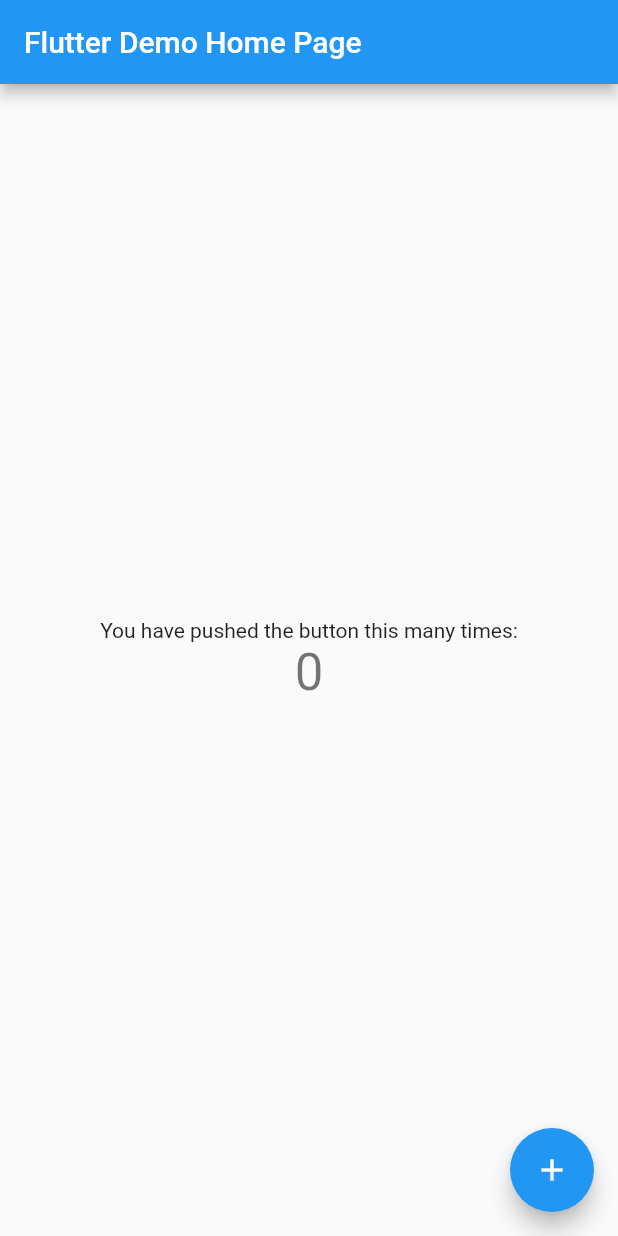
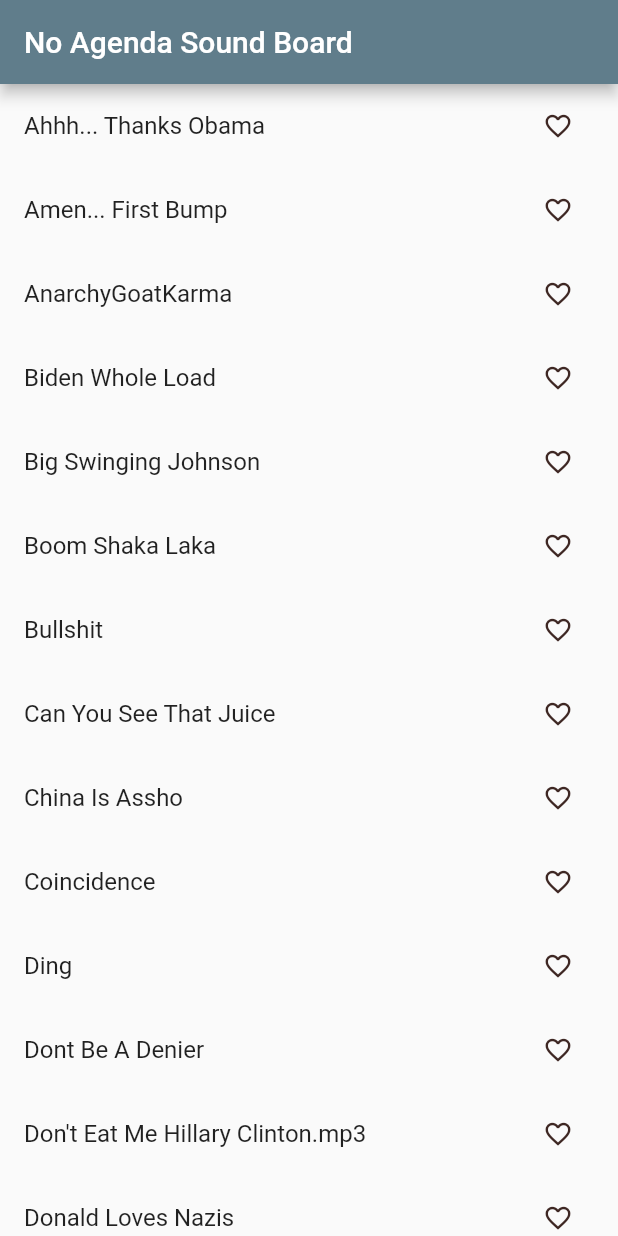
Before and after one commit to rverderber/na_sounds, a Flutter app: the screen it shows after launch, on a phone screen of 412 x 824 dp. Run offline on Flutter 3.47's test engine with Material 2 defaults, Android fonts, the phone set to English and light mode, and no system bars; our stand-ins replace audioplayers.

Commit message:
fixed main

```diff
--- a/lib/main.dart
+++ b/lib/main.dart
@@ -1,113 +1,140 @@
+import 'package:audioplayers/audio_cache.dart';
 import 'package:flutter/material.dart';
 
 void main() {
-  runApp(MyApp());
+  runApp(MyApp()); //run the application
+}
+
+class NoAgendaSound {
+  final String name;
+  final String filename;
+  NoAgendaSound(this.name, this.filename);
+  static List<NoAgendaSound> fetchAll() {
+    return [
+      NoAgendaSound('Ahhh... Thanks Obama', 'AhhhThanksObama.mp3'),
+      NoAgendaSound("Amen... First Bump", "AmenFistBump.mp3"),
+      NoAgendaSound('AnarchyGoatKarma', 'AnarchyAnarchyAnarchyGoatKarma.mp3'),
+      NoAgendaSound('Biden Whole Load', 'BidenWholeLoad.mp3'),
+      NoAgendaSound('Big Swinging Johnson', 'BigSwingingJohnson.mp3'),
+      NoAgendaSound("Boom Shaka Laka", "BoomShakalakaGirl.mp3"),
+      NoAgendaSound('Bullshit', 'Bullshit.mp3'),
+      NoAgendaSound("Can You See That Juice", "CanYouSeeThatJuice.mp3"),
+      NoAgendaSound('China Is Assho', 'ChinaIsAssho.mp3'),
+      NoAgendaSound('Coincidence', 'Coincidence.mp3'),
+      NoAgendaSound('Ding', 'Ding.mp3'),
+      NoAgendaSound('Dont Be A Denier', 'DontBeADenier.mp3'),
+      NoAgendaSound('Don\'t Eat Me Hillary Clinton.mp3',
+          'Don\'t Eat Me Hillary Clinton.mp3'),
+      NoAgendaSound('Donald Loves Nazis', 'DonaldLovesNazis.mp3'),
+      NoAgendaSound('Dont Look Over Here', 'DontLookOverHere.mp3'),
+      NoAgendaSound('Douchebag', 'Douchebag.mp3'),
+      NoAgendaSound("dvorak.org/na", "dvorak-dot-org-slash-na-8bit.mp3"),
+      NoAgendaSound('Dvorak Scam', 'DvorakScam.mp3'),
+      NoAgendaSound(
+          'Everyone Hug And Share A Secret', 'EveryoneHugAndShareASecret.mp3'),
+      NoAgendaSound('Fact Check False', 'FactCheckFalse.mp3'),
+      NoAgendaSound('Fear Is Freedom', 'FearIsFreedom.mp3'),
+      NoAgendaSound('Fletcher UBER!', 'Fletcher_UBER.mp3'),
+      NoAgendaSound('Good Try Scumbag Sweep', 'GoodTryScumbagSweep.mp3'),
+      NoAgendaSound('Glitch', 'GlitchGlitchGlitch.mp3'),
+      NoAgendaSound('Hey Citizen', 'Hey Citizen.mp3'),
+      NoAgendaSound("Hot Pockets", "Hot Pockets.mp3"),
+      NoAgendaSound('Its MF Science Time', 'ItsMFScienceTime.mp3'),
+      NoAgendaSound("In The Morning", "In The Morning.mp3"),
+      NoAgendaSound('Ive Got Information', 'IveGotInformation.mp3'),
+      NoAgendaSound('I Love Bugs', 'ILoveBugs.mp3'),
+      NoAgendaSound('JCD Pet Peeve', 'JCDPetPeeve.mp3'),
+      NoAgendaSound('Jobs', 'Jobs.mp3'),
+      NoAgendaSound('Less Than 10 Minutes', 'LessThan10Mins.mp3'),
+      NoAgendaSound('Look at that Juice', 'LookAtThatJuice.mp3'),
+      NoAgendaSound('Mac N Cheese', 'MacNCheeseJingle.mp3'),
+      NoAgendaSound(
+          'Magincal Shape Shifting Jews', 'MagicalShapeShiftingJews.mp3'),
+      NoAgendaSound('Manning Money Shot (Short)', 'ManningMoneyShot.mp3'),
+      NoAgendaSound('Manning Money Shot (Long)', 'ManningMoneyShotLong.mp3'),
+      NoAgendaSound('My Millennials Stay Woke', 'MyMillennialsStayWoke.mp3'),
+      NoAgendaSound('Nein Nein Nein', 'NeinNeinNein.mp3'),
+      NoAgendaSound('Obama Phone', 'ObamaPhone.mp3'),
+      NoAgendaSound("OMG That's Amazing", "OMGAmazing.mp3"),
+      NoAgendaSound('Pretty Good', 'PrettyGood.mp3'),
+      NoAgendaSound('Putin!', 'Putin.mp3'),
+      NoAgendaSound('Putin on the Ritz', 'PutinOnTheRitz.mp3'),
+      NoAgendaSound('Raven Receda', 'Raven_Receda.mp3'),
+      NoAgendaSound('Resist We Much', 'ResistWeMuch.mp3'),
+      NoAgendaSound(
+          'See Something Say Something', 'See Something Say Something.mp3'),
+      NoAgendaSound('Serice Goat Karam', 'ServiceGoatKarma.mp3'),
+      NoAgendaSound(
+          "Shut Up Already It's Science", "Shut Up Already It's Science.mp3"),
+      NoAgendaSound('Shut up Slave', 'Shut Up Slave Lizzy.mp3'),
+      NoAgendaSound(
+          'Somebodys Getting Cornholed', 'SomebodysGettingCornholed.mp3'),
+      NoAgendaSound('Squirrel', 'Squirrel.mp3'),
+      NoAgendaSound('Stay Woke', 'StayWoke.mp3'),
+      NoAgendaSound('Step the Hammering', 'StopTheHammering.mp3'),
+      NoAgendaSound('Thank you for Your Courage', 'ThankYouForYourCourage.mp3'),
+      NoAgendaSound('That\'s True', 'ThatsTrue.mp3'),
+      NoAgendaSound('Team America', 'TheAmericaTeam.mp3'),
+      NoAgendaSound('Theremin', 'Theremin.mp3'),
+      NoAgendaSound('Too Delicious to Believe', 'Too-Delicious.mp3'),
+      NoAgendaSound('Two to the Head', '2tth.mp3'),
+      NoAgendaSound('Weeeeeee', 'Weeeee.mp3'),
+      NoAgendaSound('We\'re All Gonna Die', 'WereAllGonnaDie.mp3'),
+      NoAgendaSound('We Told You So!', 'WeToldYouSoOnNoAgenda.mp3'),
+      NoAgendaSound('We Won\'t Be Trumped', 'WeWontBeTrumped.mp3'),
+      NoAgendaSound('What Have You Done', 'WhatHaveYouDone.mp3'),
+      NoAgendaSound(
+          'Whoop Em With The Constitution', 'WhoopEmWithTheConstitution.mp3'),
+      NoAgendaSound('Wow I\'m Really High', 'WowIAmReallyHigh.mp3'),
+      NoAgendaSound('Yay', 'Yay.mp3'),
+      NoAgendaSound('You\'ve Got Karma', 'Youve Got Karma.mp3')
+    ];
+  }
 }
 
 class MyApp extends StatelessWidget {
-  // This widget is the root of your application.
   @override
   Widget build(BuildContext context) {
     return MaterialApp(
-      title: 'Flutter Demo',
+      title: 'No Agenda Sound Board',
       theme: ThemeData(
-        // This is the theme of your application.
-        //
-        // Try running your application with "flutter run". You'll see the
-        // application has a blue toolbar. Then, without quitting the app, try
-        // changing the primarySwatch below to Colors.green and then invoke
-        // "hot reload" (press "r" in the console where you ran "flutter run",
-        // or simply save your changes to "hot reload" in a Flutter IDE).
-        // Notice that the counter didn't reset back to zero; the application
-        // is not restarted.
-        primarySwatch: Colors.blue,
+        primarySwatch: Colors.blueGrey,
       ),
-      home: MyHomePage(title: 'Flutter Demo Home Page'),
+      home: MyHomePage(),
     );
   }
 }
 
-class MyHomePage extends StatefulWidget {
-  MyHomePage({Key key, this.title}) : super(key: key);
-
-  // This widget is the home page of your application. It is stateful, meaning
-  // that it has a State object (defined below) that contains fields that affect
-  // how it looks.
-
-  // This class is the configuration for the state. It holds the values (in this
-  // case the title) provided by the parent (in this case the App widget) and
-  // used by the build method of the State. Fields in a Widget subclass are
-  // always marked "final".
-
-  final String title;
-
-  @override
-  _MyHomePageState createState() => _MyHomePageState();
-}
-
-class _MyHomePageState extends State<MyHomePage> {
-  int _counter = 0;
-
-  void _incrementCounter() {
-    setState(() {
-      // This call to setState tells the Flutter framework that something has
-      // changed in this State, which causes it to rerun the build method below
-      // so that the display can reflect the updated values. If we changed
-      // _counter without calling setState(), then the build method would not be
-      // called again, and so nothing would appear to happen.
-      _counter++;
-    });
-  }
-
+class MyHomePage extends StatelessWidget {
   @override
   Widget build(BuildContext context) {
-    // This method is rerun every time setState is called, for instance as done
-    // by the _incrementCounter method above.
-    //
-    // The Flutter framework has been optimized to make rerunning build methods
-    // fast, so that you can just rebuild anything that needs updating rather
-    // than having to individually change instances of widgets.
+    AudioCache audioCache = new AudioCache();
     return Scaffold(
-      appBar: AppBar(
-        // Here we take the value from the MyHomePage object that was created by
-        // the App.build method, and use it to set our appbar title.
-        title: Text(widget.title),
-      ),
-      body: Center(
-        // Center is a layout widget. It takes a single child and positions it
-        // in the middle of the parent.
-        child: Column(
-          // Column is also a layout widget. It takes a list of children and
-          // arranges them vertically. By default, it sizes itself to fit its
-          // children horizontally, and tries to be as tall as its parent.
-          //
-          // Invoke "debug painting" (press "p" in the console, choose the
-          // "Toggle Debug Paint" action from the Flutter Inspector in Android
-          // Studio, or the "Toggle Debug Paint" command in Visual Studio Code)
-          // to see the wireframe for each widget.
-          //
-          // Column has various properties to control how it sizes itself and
-          // how it positions its children. Here we use mainAxisAlignment to
-          // center the children vertically; the main axis here is the vertical
-          // axis because Columns are vertical (the cross axis would be
-          // horizontal).
-          mainAxisAlignment: MainAxisAlignment.center,
-          children: <Widget>[
-            Text(
-              'You have pushed the button this many times:',
-            ),
-            Text(
-              '$_counter',
-              style: Theme.of(context).textTheme.headline4,
-            ),
-          ],
+        appBar: AppBar(
+          title: Text('No Agenda Sound Board'),
         ),
-      ),
-      floatingActionButton: FloatingActionButton(
-        onPressed: _incrementCounter,
-        tooltip: 'Increment',
-        child: Icon(Icons.add),
-      ), // This trailing comma makes auto-formatting nicer for build methods.
-    );
+        body: ListView.builder(
+          itemCount: NoAgendaSound.fetchAll().length,
+          itemBuilder: (context, index) {
+            return ListTile(
+              title: Text(NoAgendaSound.fetchAll()[index].name),
+              trailing: IconButton(
+                icon: Icon(
+                  Icons.favorite_border,
+                  size: 20.0,
+                  color: Colors.brown[900],
+                ),
+                onPressed: () {
+                  print("favorite pressed");
+                },
+              ),
+              onTap: () {
+                //Go to the next screen with Navigator.push
+                print('sound pressed');
+                audioCache.play(NoAgendaSound.fetchAll()[index].filename);
+              },
+            );
+          },
+        ));
   }
 }
```
Also changed, not shown: pubspec.yaml (+5 -7 lines), pubspec.lock, 3 other files.
